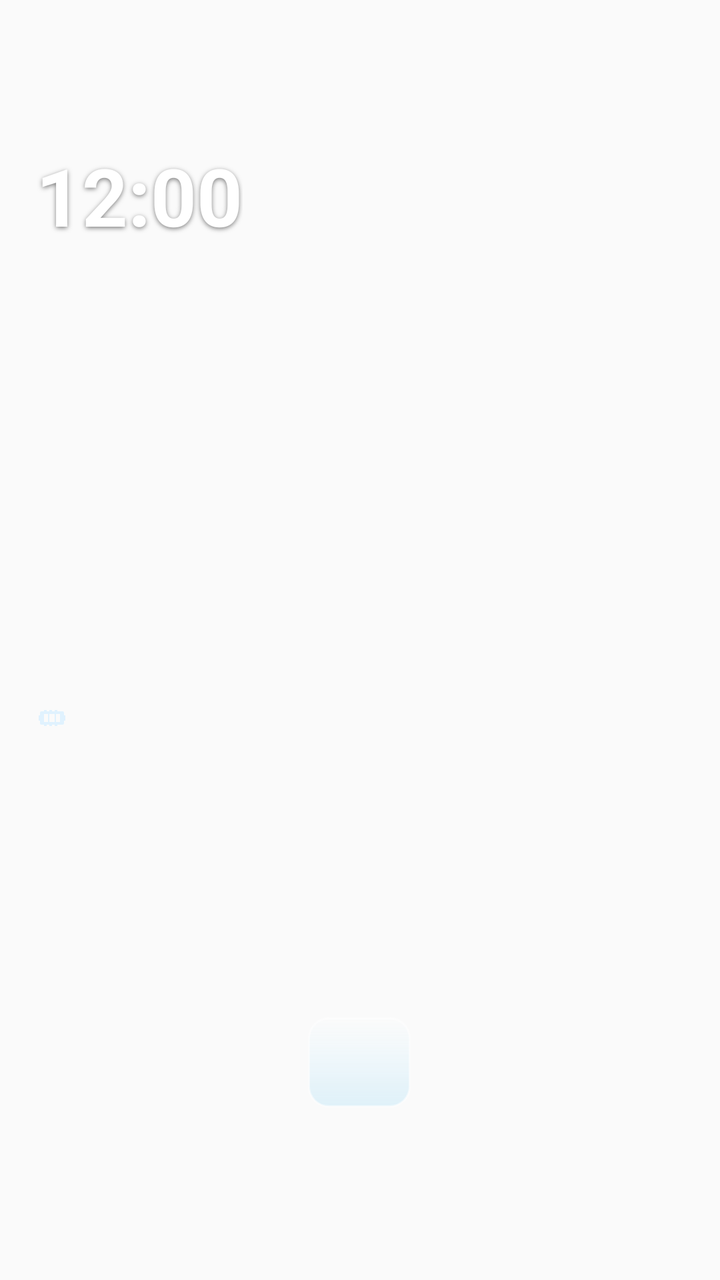
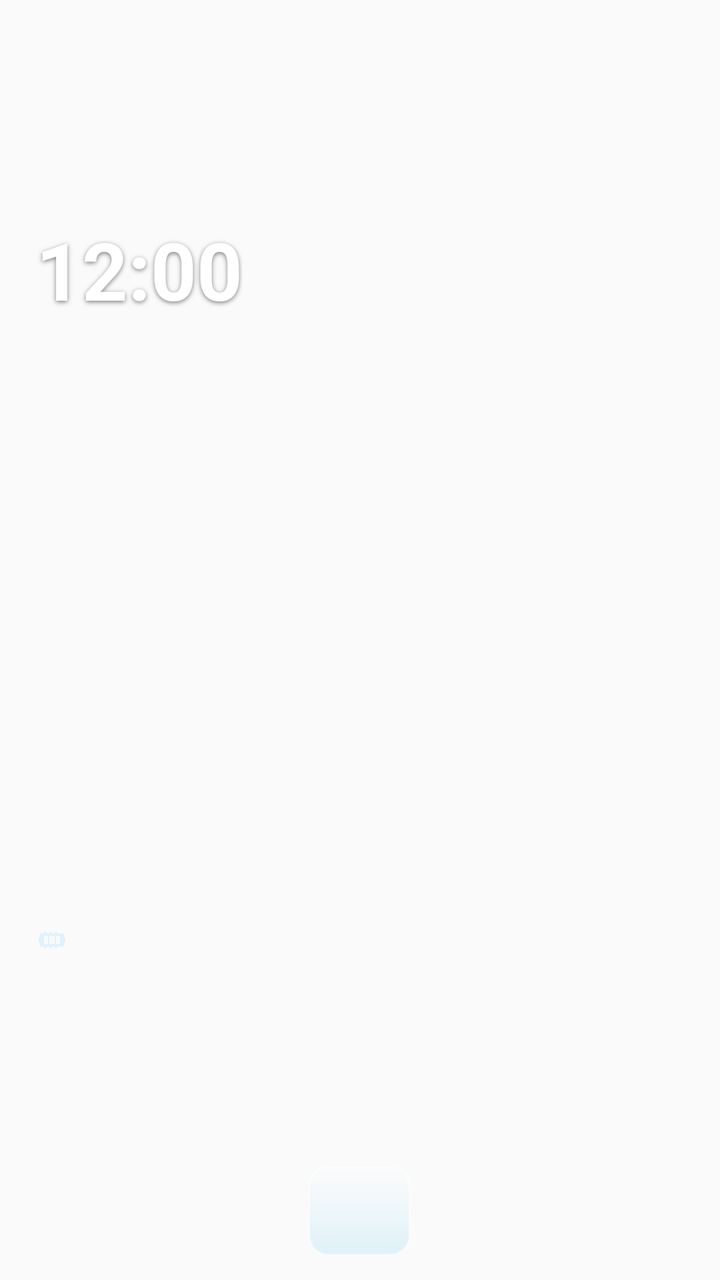

Before-and-after screenshots of an Android layout around one commit, followed by the original layout XML and the change that was made.
<!-- AndroidManifest.xml: application theme Theme.LumiGlassWidgets -->
<!-- res/layout/widget_layout_4x4.xml -->
<?xml version="1.0" encoding="utf-8"?>
<FrameLayout xmlns:android="http://schemas.android.com/apk/res/android"
    android:id="@+id/widget_root"
    android:layout_width="match_parent"
    android:layout_height="match_parent"
    android:background="@android:color/transparent">

    <ImageView
        android:id="@+id/widget_glass_bg"
        android:layout_width="match_parent"
        android:layout_height="match_parent"
        android:contentDescription="@null"
        android:scaleType="fitXY" />

    <LinearLayout
        android:id="@+id/widget_content_root"
        android:layout_width="match_parent"
        android:layout_height="match_parent"
        android:orientation="vertical"
        android:paddingStart="18dp"
        android:paddingTop="12dp"
        android:paddingEnd="18dp"
        android:paddingBottom="12dp"
        android:weightSum="100">

        
        <LinearLayout
            android:layout_width="match_parent"
            android:layout_height="0dp"
            android:layout_weight="34"
            android:gravity="center_vertical"
            android:orientation="vertical">

            <TextClock
                android:id="@+id/widget_clock_single"
                android:layout_width="wrap_content"
                android:layout_height="wrap_content"
                android:ellipsize="end"
                android:format12Hour="hh:mm"
                android:format24Hour="HH:mm"
                android:includeFontPadding="false"
                android:maxLines="1"
                android:shadowColor="#80000000"
                android:shadowDy="2"
                android:shadowRadius="6"
                android:textColor="#FFFFFF"
                android:textSize="40sp"
                android:textStyle="bold" />

            <LinearLayout
                android:id="@+id/widget_clock_split_container"
                android:layout_width="wrap_content"
                android:layout_height="wrap_content"
                android:orientation="horizontal"
                android:visibility="gone">

                <TextClock
                    android:id="@+id/widget_clock_split_hour"
                    android:layout_width="wrap_content"
                    android:layout_height="wrap_content"
                    android:format12Hour="hh"
                    android:format24Hour="HH"
                    android:includeFontPadding="false"
                    android:shadowColor="#80000000"
                    android:shadowDy="2"
                    android:shadowRadius="6"
                    android:textColor="#FFFFFF"
                    android:textSize="38sp"
                    android:textStyle="bold" />

                <TextClock
                    android:id="@+id/widget_clock_split_minute"
                    android:layout_width="wrap_content"
                    android:layout_height="wrap_content"
                    android:layout_marginStart="8dp"
                    android:format12Hour="mm"
                    android:format24Hour="mm"
                    android:includeFontPadding="false"
                    android:shadowColor="#80000000"
                    android:shadowDy="2"
                    android:shadowRadius="6"
                    android:textColor="#BAE6FD"
                    android:textSize="38sp" />
            </LinearLayout>

            <TextView
                android:id="@+id/widget_date_text"
                android:layout_width="wrap_content"
                android:layout_height="wrap_content"
                android:layout_marginTop="2dp"
                android:ellipsize="end"
                android:includeFontPadding="false"
                android:maxLines="1"
                android:shadowColor="#70000000"
                android:shadowDy="1"
                android:shadowRadius="4"
                android:textColor="#F8FAFC"
                android:textSize="13.5sp" />

            <TextView
                android:id="@+id/widget_lunar_text"
                android:layout_width="wrap_content"
                android:layout_height="wrap_content"
                android:layout_marginTop="2dp"
                android:ellipsize="end"
                android:includeFontPadding="false"
                android:maxLines="1"
                android:shadowColor="#70000000"
                android:shadowDy="1"
                android:shadowRadius="4"
                android:textColor="#BAE6FD"
                android:textSize="12sp" />
        </LinearLayout>

        
        <LinearLayout
            android:layout_width="match_parent"
            android:layout_height="0dp"
            android:layout_weight="34"
            android:gravity="center_vertical"
            android:orientation="vertical">

            <LinearLayout
                android:id="@+id/widget_weather_container"
                android:layout_width="match_parent"
                android:layout_height="wrap_content"
                android:gravity="center_vertical"
                android:orientation="horizontal">

                <ImageView
                    android:id="@+id/widget_weather_icon"
                    android:layout_width="34dp"
                    android:layout_height="34dp"
                    android:layout_marginEnd="10dp"
                    android:contentDescription="@null" />

                <LinearLayout
                    android:layout_width="0dp"
                    android:layout_height="wrap_content"
                    android:layout_weight="1"
                    android:orientation="vertical">

                    <LinearLayout
                        android:layout_width="wrap_content"
                        android:layout_height="wrap_content"
                        android:gravity="center_vertical"
                        android:orientation="horizontal">

                        <TextView
                            android:id="@+id/widget_weather_temp"
                            android:layout_width="wrap_content"
                            android:layout_height="wrap_content"
                            android:includeFontPadding="false"
                            android:shadowColor="#80000000"
                            android:shadowDy="1"
                            android:shadowRadius="4"
                            android:textColor="#FFFFFF"
                            android:textSize="19sp"
                            android:textStyle="bold" />

                        <TextView
                            android:id="@+id/widget_weather_condition"
                            android:layout_width="wrap_content"
                            android:layout_height="wrap_content"
                            android:layout_marginStart="8dp"
                            android:ellipsize="end"
                            android:includeFontPadding="false"
                            android:maxLines="1"
                            android:shadowColor="#70000000"
                            android:shadowDy="1"
                            android:shadowRadius="3"
                            android:textColor="#F1F5F9"
                            android:textSize="13sp" />
                    </LinearLayout>

                    <TextView
                        android:id="@+id/widget_weather_details"
                        android:layout_width="wrap_content"
                        android:layout_height="wrap_content"
                        android:layout_marginTop="2dp"
                        android:ellipsize="end"
                        android:includeFontPadding="false"
                        android:maxLines="1"
                        android:shadowColor="#70000000"
                        android:shadowDy="1"
                        android:shadowRadius="3"
                        android:textColor="#CBD5E1"
                        android:textSize="11.5sp" />
                </LinearLayout>
            </LinearLayout>

            <LinearLayout
                android:id="@+id/widget_battery_container"
                android:layout_width="match_parent"
                android:layout_height="wrap_content"
                android:layout_marginTop="6dp"
                android:gravity="center_vertical"
                android:orientation="horizontal">

                <ImageView
                    android:id="@+id/widget_battery_gauge"
                    android:layout_width="36dp"
                    android:layout_height="17dp"
                    android:layout_marginEnd="8dp"
                    android:contentDescription="@null" />

                <TextView
                    android:id="@+id/widget_battery_percent_text"
                    android:layout_width="wrap_content"
                    android:layout_height="wrap_content"
                    android:includeFontPadding="false"
                    android:shadowColor="#70000000"
                    android:shadowDy="1"
                    android:shadowRadius="3"
                    android:textColor="#FFFFFF"
                    android:textSize="13.5sp"
                    android:textStyle="bold" />

                <TextView
                    android:id="@+id/widget_battery_temp_text"
                    android:layout_width="0dp"
                    android:layout_height="wrap_content"
                    android:layout_marginStart="10dp"
                    android:layout_weight="1"
                    android:ellipsize="end"
                    android:gravity="end"
                    android:includeFontPadding="false"
                    android:maxLines="1"
                    android:shadowColor="#70000000"
                    android:shadowDy="1"
                    android:shadowRadius="3"
                    android:textColor="#E2E8F0"
                    android:textSize="12sp" />
            </LinearLayout>

            
            <LinearLayout
                android:id="@+id/widget_ram_container"
                android:layout_width="match_parent"
                android:layout_height="wrap_content"
                android:layout_marginTop="5dp"
                android:gravity="center_vertical"
                android:orientation="horizontal">

                <ImageView
                    android:id="@+id/widget_ram_icon"
                    android:layout_width="16dp"
                    android:layout_height="16dp"
                    android:layout_marginEnd="6dp"
                    android:contentDescription="@null"
                    android:src="@drawable/ic_glass_ram" />

                <TextView
                    android:id="@+id/widget_ram_text"
                    android:layout_width="wrap_content"
                    android:layout_height="wrap_content"
                    android:includeFontPadding="false"
                    android:shadowColor="#70000000"
                    android:shadowDy="1"
                    android:shadowRadius="3"
                    android:textColor="#E0F2FE"
                    android:textSize="12sp" />
            </LinearLayout>

            
            <LinearLayout
                android:id="@+id/widget_telemetry_trio_row"
                android:layout_width="match_parent"
                android:layout_height="wrap_content"
                android:layout_marginTop="5dp"
                android:baselineAligned="false"
                android:gravity="center_vertical"
                android:orientation="horizontal"
                android:visibility="gone"
                android:weightSum="3">

                <ImageView
                    android:id="@+id/widget_card_battery"
                    android:layout_width="0dp"
                    android:layout_height="80dp"
                    android:layout_weight="1"
                    android:contentDescription="@null"
                    android:scaleType="fitCenter" />

                <ImageView
                    android:id="@+id/widget_card_storage"
                    android:layout_width="0dp"
                    android:layout_height="80dp"
                    android:layout_marginStart="6dp"
                    android:layout_weight="1"
                    android:contentDescription="@null"
                    android:scaleType="fitCenter" />

                <ImageView
                    android:id="@+id/widget_card_ram"
                    android:layout_width="0dp"
                    android:layout_height="80dp"
                    android:layout_marginStart="6dp"
                    android:layout_weight="1"
                    android:contentDescription="@null"
                    android:scaleType="fitCenter" />
            </LinearLayout>
        </LinearLayout>

        
        <LinearLayout
            android:layout_width="match_parent"
            android:layout_height="0dp"
            android:layout_weight="32"
            android:gravity="center_vertical"
            android:orientation="vertical">

            <include layout="@layout/include_week_calendar_strip" />
        </LinearLayout>
    </LinearLayout>
</FrameLayout>
<!-- res/layout/include_week_calendar_strip.xml (included above) -->
<?xml version="1.0" encoding="utf-8"?>
<LinearLayout xmlns:android="http://schemas.android.com/apk/res/android"
    android:id="@+id/widget_week_strip_container"
    android:layout_width="match_parent"
    android:layout_height="wrap_content"
    android:baselineAligned="false"
    android:gravity="center_vertical"
    android:orientation="horizontal"
    android:paddingTop="4dp">

    
    <LinearLayout
        android:id="@+id/cal_col_0_box"
        android:layout_width="0dp"
        android:layout_height="wrap_content"
        android:layout_weight="1"
        android:gravity="center"
        android:orientation="vertical"
        android:paddingVertical="2dp">
        <TextView
            android:id="@+id/cal_col_0_weekday"
            android:layout_width="wrap_content"
            android:layout_height="wrap_content"
            android:includeFontPadding="false"
            android:maxLines="1"
            android:shadowColor="#70000000"
            android:shadowDy="1"
            android:shadowRadius="2"
            android:textColor="#CBD5E1"
            android:textSize="9.5sp" />
        <TextView
            android:id="@+id/cal_col_0_solar"
            android:layout_width="wrap_content"
            android:layout_height="wrap_content"
            android:includeFontPadding="false"
            android:maxLines="1"
            android:shadowColor="#80000000"
            android:shadowDy="1"
            android:shadowRadius="3"
            android:textColor="#FFFFFF"
            android:textSize="13sp"
            android:textStyle="bold" />
        <TextView
            android:id="@+id/cal_col_0_lunar"
            android:layout_width="wrap_content"
            android:layout_height="wrap_content"
            android:includeFontPadding="false"
            android:maxLines="1"
            android:shadowColor="#70000000"
            android:shadowDy="1"
            android:shadowRadius="2"
            android:textColor="#BAE6FD"
            android:textSize="9sp" />
    </LinearLayout>

    
    <LinearLayout
        android:id="@+id/cal_col_1_box"
        android:layout_width="0dp"
        android:layout_height="wrap_content"
        android:layout_weight="1"
        android:gravity="center"
        android:orientation="vertical"
        android:paddingVertical="2dp">
        <TextView
            android:id="@+id/cal_col_1_weekday"
            android:layout_width="wrap_content"
            android:layout_height="wrap_content"
            android:includeFontPadding="false"
            android:maxLines="1"
            android:shadowColor="#70000000"
            android:shadowDy="1"
            android:shadowRadius="2"
            android:textColor="#CBD5E1"
            android:textSize="9.5sp" />
        <TextView
            android:id="@+id/cal_col_1_solar"
            android:layout_width="wrap_content"
            android:layout_height="wrap_content"
            android:includeFontPadding="false"
            android:maxLines="1"
            android:shadowColor="#80000000"
            android:shadowDy="1"
            android:shadowRadius="3"
            android:textColor="#FFFFFF"
            android:textSize="13sp"
            android:textStyle="bold" />
        <TextView
            android:id="@+id/cal_col_1_lunar"
            android:layout_width="wrap_content"
            android:layout_height="wrap_content"
            android:includeFontPadding="false"
            android:maxLines="1"
            android:shadowColor="#70000000"
            android:shadowDy="1"
            android:shadowRadius="2"
            android:textColor="#BAE6FD"
            android:textSize="9sp" />
    </LinearLayout>

    
    <LinearLayout
        android:id="@+id/cal_col_2_box"
        android:layout_width="0dp"
        android:layout_height="wrap_content"
        android:layout_weight="1"
        android:gravity="center"
        android:orientation="vertical"
        android:paddingVertical="2dp">
        <TextView
            android:id="@+id/cal_col_2_weekday"
            android:layout_width="wrap_content"
            android:layout_height="wrap_content"
            android:includeFontPadding="false"
            android:maxLines="1"
            android:shadowColor="#70000000"
            android:shadowDy="1"
            android:shadowRadius="2"
            android:textColor="#CBD5E1"
            android:textSize="9.5sp" />
        <TextView
            android:id="@+id/cal_col_2_solar"
            android:layout_width="wrap_content"
            android:layout_height="wrap_content"
            android:includeFontPadding="false"
            android:maxLines="1"
            android:shadowColor="#80000000"
            android:shadowDy="1"
            android:shadowRadius="3"
            android:textColor="#FFFFFF"
            android:textSize="13sp"
            android:textStyle="bold" />
        <TextView
            android:id="@+id/cal_col_2_lunar"
            android:layout_width="wrap_content"
            android:layout_height="wrap_content"
            android:includeFontPadding="false"
            android:maxLines="1"
            android:shadowColor="#70000000"
            android:shadowDy="1"
            android:shadowRadius="2"
            android:textColor="#BAE6FD"
            android:textSize="9sp" />
    </LinearLayout>

    
    <LinearLayout
        android:id="@+id/cal_col_3_box"
        android:layout_width="0dp"
        android:layout_height="wrap_content"
        android:layout_marginHorizontal="2dp"
        android:layout_weight="1.15"
        android:background="@drawable/bg_glass_today_pill"
        android:gravity="center"
        android:orientation="vertical"
        android:paddingVertical="3dp">
        <TextView
            android:id="@+id/cal_col_3_weekday"
            android:layout_width="wrap_content"
            android:layout_height="wrap_content"
            android:includeFontPadding="false"
            android:maxLines="1"
            android:shadowColor="#80000000"
            android:shadowDy="1"
            android:shadowRadius="2"
            android:textColor="#FFFFFF"
            android:textSize="9.5sp"
            android:textStyle="bold" />
        <TextView
            android:id="@+id/cal_col_3_solar"
            android:layout_width="wrap_content"
            android:layout_height="wrap_content"
            android:includeFontPadding="false"
            android:maxLines="1"
            android:shadowColor="#80000000"
            android:shadowDy="1"
            android:shadowRadius="3"
            android:textColor="#FFFFFF"
            android:textSize="14sp"
            android:textStyle="bold" />
        <TextView
            android:id="@+id/cal_col_3_lunar"
            android:layout_width="wrap_content"
            android:layout_height="wrap_content"
            android:includeFontPadding="false"
            android:maxLines="1"
            android:shadowColor="#80000000"
            android:shadowDy="1"
            android:shadowRadius="2"
            android:textColor="#7DD3FC"
            android:textSize="9.5sp"
            android:textStyle="bold" />
    </LinearLayout>

    
    <LinearLayout
        android:id="@+id/cal_col_4_box"
        android:layout_width="0dp"
        android:layout_height="wrap_content"
        android:layout_weight="1"
        android:gravity="center"
        android:orientation="vertical"
        android:paddingVertical="2dp">
        <TextView
            android:id="@+id/cal_col_4_weekday"
            android:layout_width="wrap_content"
            android:layout_height="wrap_content"
            android:includeFontPadding="false"
            android:maxLines="1"
            android:shadowColor="#70000000"
            android:shadowDy="1"
            android:shadowRadius="2"
            android:textColor="#CBD5E1"
            android:textSize="9.5sp" />
        <TextView
            android:id="@+id/cal_col_4_solar"
            android:layout_width="wrap_content"
            android:layout_height="wrap_content"
            android:includeFontPadding="false"
            android:maxLines="1"
            android:shadowColor="#80000000"
            android:shadowDy="1"
            android:shadowRadius="3"
            android:textColor="#FFFFFF"
            android:textSize="13sp"
            android:textStyle="bold" />
        <TextView
            android:id="@+id/cal_col_4_lunar"
            android:layout_width="wrap_content"
            android:layout_height="wrap_content"
            android:includeFontPadding="false"
            android:maxLines="1"
            android:shadowColor="#70000000"
            android:shadowDy="1"
            android:shadowRadius="2"
            android:textColor="#BAE6FD"
            android:textSize="9sp" />
    </LinearLayout>

    
    <LinearLayout
        android:id="@+id/cal_col_5_box"
        android:layout_width="0dp"
        android:layout_height="wrap_content"
        android:layout_weight="1"
        android:gravity="center"
        android:orientation="vertical"
        android:paddingVertical="2dp">
        <TextView
            android:id="@+id/cal_col_5_weekday"
            android:layout_width="wrap_content"
            android:layout_height="wrap_content"
            android:includeFontPadding="false"
            android:maxLines="1"
            android:shadowColor="#70000000"
            android:shadowDy="1"
            android:shadowRadius="2"
            android:textColor="#CBD5E1"
            android:textSize="9.5sp" />
        <TextView
            android:id="@+id/cal_col_5_solar"
            android:layout_width="wrap_content"
            android:layout_height="wrap_content"
            android:includeFontPadding="false"
            android:maxLines="1"
            android:shadowColor="#80000000"
            android:shadowDy="1"
            android:shadowRadius="3"
            android:textColor="#FFFFFF"
            android:textSize="13sp"
            android:textStyle="bold" />
        <TextView
            android:id="@+id/cal_col_5_lunar"
            android:layout_width="wrap_content"
            android:layout_height="wrap_content"
            android:includeFontPadding="false"
            android:maxLines="1"
            android:shadowColor="#70000000"
            android:shadowDy="1"
            android:shadowRadius="2"
            android:textColor="#BAE6FD"
            android:textSize="9sp" />
    </LinearLayout>

    
    <LinearLayout
        android:id="@+id/cal_col_6_box"
        android:layout_width="0dp"
        android:layout_height="wrap_content"
        android:layout_weight="1"
        android:gravity="center"
        android:orientation="vertical"
        android:paddingVertical="2dp">
        <TextView
            android:id="@+id/cal_col_6_weekday"
            android:layout_width="wrap_content"
            android:layout_height="wrap_content"
            android:includeFontPadding="false"
            android:maxLines="1"
            android:shadowColor="#70000000"
            android:shadowDy="1"
            android:shadowRadius="2"
            android:textColor="#CBD5E1"
            android:textSize="9.5sp" />
        <TextView
            android:id="@+id/cal_col_6_solar"
            android:layout_width="wrap_content"
            android:layout_height="wrap_content"
            android:includeFontPadding="false"
            android:maxLines="1"
            android:shadowColor="#80000000"
            android:shadowDy="1"
            android:shadowRadius="3"
            android:textColor="#FFFFFF"
            android:textSize="13sp"
            android:textStyle="bold" />
        <TextView
            android:id="@+id/cal_col_6_lunar"
            android:layout_width="wrap_content"
            android:layout_height="wrap_content"
            android:includeFontPadding="false"
            android:maxLines="1"
            android:shadowColor="#70000000"
            android:shadowDy="1"
            android:shadowRadius="2"
            android:textColor="#BAE6FD"
            android:textSize="9sp" />
    </LinearLayout>

</LinearLayout>
<!-- resources referenced by this layout -->
<resources>
  <!-- drawable bg_glass_today_pill (drawable) -->
  <?xml version="1.0" encoding="utf-8"?>
  <shape xmlns:android="http://schemas.android.com/apk/res/android"
      android:shape="rectangle">
      <corners android:radius="10dp" />
      <gradient
          android:angle="270"
          android:endColor="#2238BDF8"
          android:startColor="#38FFFFFF"
          android:type="linear" />
      <stroke
          android:width="1dp"
          android:color="#88FFFFFF" />
  </shape>
  <!-- drawable ic_glass_ram (drawable) -->
  <vector xmlns:android="http://schemas.android.com/apk/res/android"
      android:width="24dp"
      android:height="24dp"
      android:viewportWidth="24"
      android:viewportHeight="24">
      
      <path
          android:fillColor="#E0F2FE"
          android:pathData="M4,7h16c0.55,0 1,0.45 1,1v8c0,0.55 -0.45,1 -1,1H4c-0.55,0 -1,-0.45 -1,-1V8c0,-0.55 0.45,-1 1,-1zm2,2v6h3V9H6zm4,0v6h4V9h-4zm5,0v6h3V9h-3zM2,10h1v4H2v-4zm19,0h1v4h-1v-4zM6,17h2v1H6v-1zm4,0h2v1h-2v-1zm4,0h2v1h-2v-1zm-8,-11h2v1H6V6zm4,0h2v1h-2V6zm4,0h2v1h-2V6z"/>
  </vector>
  <style name="Theme.LumiGlassWidgets" parent="android:Theme.Material.Light.NoActionBar" />
</resources>

<!-- the commit's change to res/layout/widget_layout_4x4.xml (unified diff, before → after) -->
@@ -20,14 +20,13 @@
         android:paddingStart="18dp"
         android:paddingTop="12dp"
         android:paddingEnd="18dp"
-        android:paddingBottom="12dp"
-        android:weightSum="100">
+        android:paddingBottom="12dp">
 
         
         <LinearLayout
             android:layout_width="match_parent"
             android:layout_height="0dp"
-            android:layout_weight="34"
+            android:layout_weight="1"
             android:gravity="center_vertical"
             android:orientation="vertical">
 
@@ -116,7 +115,7 @@
         <LinearLayout
             android:layout_width="match_parent"
             android:layout_height="0dp"
-            android:layout_weight="34"
+            android:layout_weight="1"
             android:gravity="center_vertical"
             android:orientation="vertical">
 
@@ -262,56 +261,47 @@
                     android:textSize="12sp" />
             </LinearLayout>
 
-            
-            <LinearLayout
-                android:id="@+id/widget_telemetry_trio_row"
-                android:layout_width="match_parent"
-                android:layout_height="wrap_content"
-                android:layout_marginTop="5dp"
-                android:baselineAligned="false"
-                android:gravity="center_vertical"
-                android:orientation="horizontal"
-                android:visibility="gone"
-                android:weightSum="3">
-
-                <ImageView
-                    android:id="@+id/widget_card_battery"
-                    android:layout_width="0dp"
-                    android:layout_height="80dp"
-                    android:layout_weight="1"
-                    android:contentDescription="@null"
-                    android:scaleType="fitCenter" />
-
-                <ImageView
-                    android:id="@+id/widget_card_storage"
-                    android:layout_width="0dp"
-                    android:layout_height="80dp"
-                    android:layout_marginStart="6dp"
-                    android:layout_weight="1"
-                    android:contentDescription="@null"
-                    android:scaleType="fitCenter" />
-
-                <ImageView
-                    android:id="@+id/widget_card_ram"
-                    android:layout_width="0dp"
-                    android:layout_height="80dp"
-                    android:layout_marginStart="6dp"
-                    android:layout_weight="1"
-                    android:contentDescription="@null"
-                    android:scaleType="fitCenter" />
-            </LinearLayout>
         </LinearLayout>
 
         
         <LinearLayout
+            android:id="@+id/widget_telemetry_trio_row"
             android:layout_width="match_parent"
-            android:layout_height="0dp"
-            android:layout_weight="32"
+            android:layout_height="wrap_content"
+            android:layout_marginTop="5dp"
+            android:baselineAligned="false"
             android:gravity="center_vertical"
-            android:orientation="vertical">
-
-            <include layout="@layout/include_week_calendar_strip" />
+            android:orientation="horizontal"
+            android:visibility="gone">
+
+            <ImageView
+                android:id="@+id/widget_card_battery"
+                android:layout_width="0dp"
+                android:layout_height="70dp"
+                android:layout_weight="1"
+                android:contentDescription="@null"
+                android:scaleType="fitCenter" />
+
+            <ImageView
+                android:id="@+id/widget_card_storage"
+                android:layout_width="0dp"
+                android:layout_height="70dp"
+                android:layout_marginStart="6dp"
+                android:layout_weight="1"
+                android:contentDescription="@null"
+                android:scaleType="fitCenter" />
+
+            <ImageView
+                android:id="@+id/widget_card_ram"
+                android:layout_width="0dp"
+                android:layout_height="70dp"
+                android:layout_marginStart="6dp"
+                android:layout_weight="1"
+                android:contentDescription="@null"
+                android:scaleType="fitCenter" />
         </LinearLayout>
+
+        <include layout="@layout/include_week_calendar_strip" />
     </LinearLayout>
 </FrameLayout>
 <!-- res/layout/include_week_calendar_strip.xml (included above) -->
